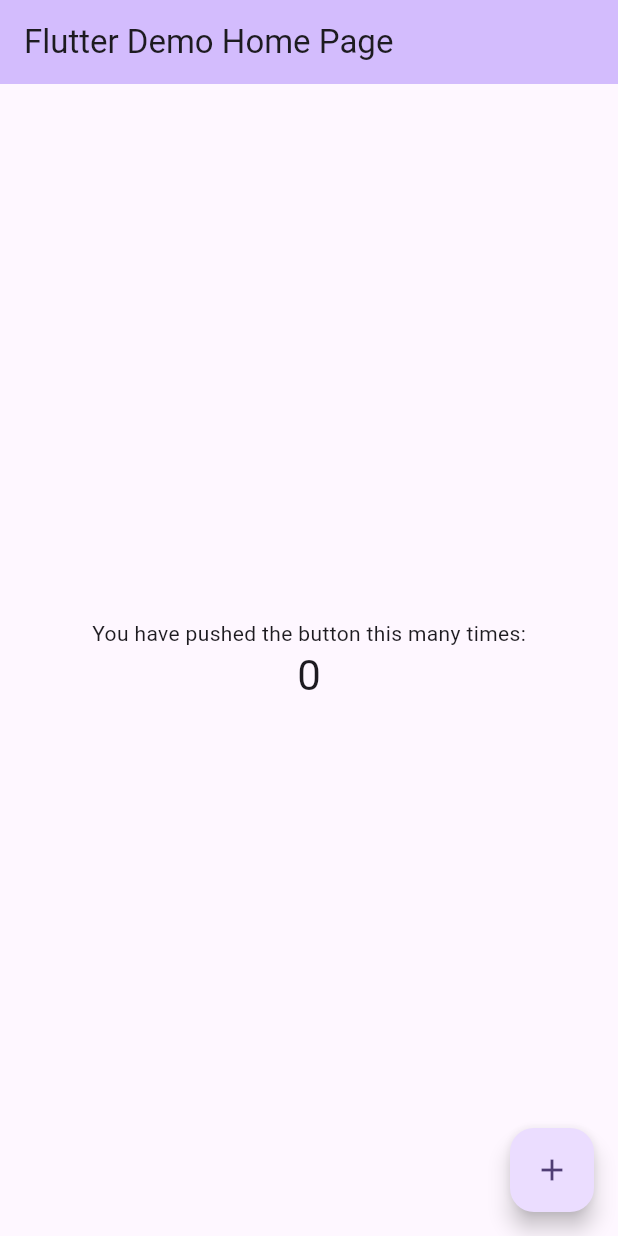
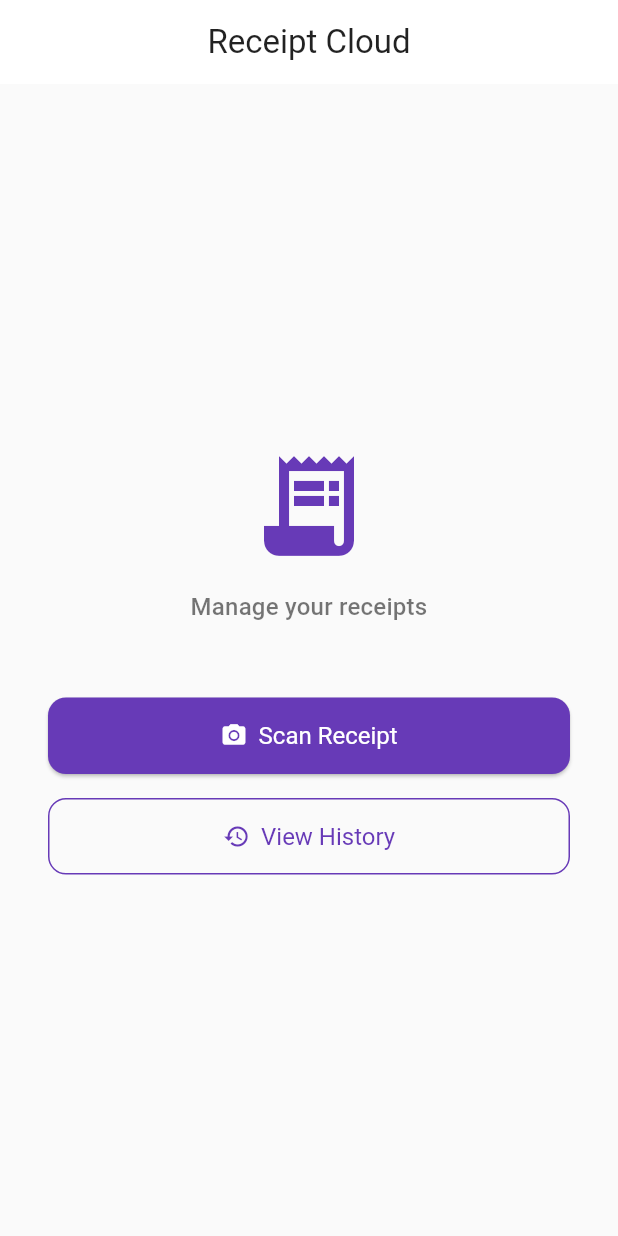
Before and after one commit to danielDanielq/receipt-cloud, a Flutter app: the screen it shows after launch, on a phone screen of 412 x 824 dp. Run offline on Flutter 3.47's test engine with Material 3 defaults, Android fonts, the phone set to English and light mode, and no system bars; our stand-ins replace cloud_firestore, firebase_core; accounts and stored records are empty.

Commit message:
phase-1: Firebase connected, home screen complete, crash fixed

```diff
--- a/lib/main.dart
+++ b/lib/main.dart
@@ -1,122 +1,29 @@
+import 'package:firebase_core/firebase_core.dart';
 import 'package:flutter/material.dart';
+import 'firebase_options.dart';
+import 'screens/home_screen.dart';
 
-void main() {
-  runApp(const MyApp());
+void main() async {
+  WidgetsFlutterBinding.ensureInitialized();
+  await Firebase.initializeApp(
+    options: DefaultFirebaseOptions.currentPlatform,
+  );
+  runApp(const ReceiptCloudApp());
 }
 
-class MyApp extends StatelessWidget {
-  const MyApp({super.key});
+class ReceiptCloudApp extends StatelessWidget {
+  const ReceiptCloudApp({super.key});
 
-  // This widget is the root of your application.
   @override
   Widget build(BuildContext context) {
     return MaterialApp(
-      title: 'Flutter Demo',
+      title: 'Receipt Cloud',
+      debugShowCheckedModeBanner: false,
       theme: ThemeData(
-        // This is the theme of your application.
-        //
-        // TRY THIS: Try running your application with "flutter run". You'll see
-        // the application has a purple toolbar. Then, without quitting the app,
-        // try changing the seedColor in the colorScheme below to Colors.green
-        // and then invoke "hot reload" (save your changes or press the "hot
-        // reload" button in a Flutter-supported IDE, or press "r" if you used
-        // the command line to start the app).
-        //
-        // Notice that the counter didn't reset back to zero; the application
-        // state is not lost during the reload. To reset the state, use hot
-        // restart instead.
-        //
-        // This works for code too, not just values: Most code changes can be
-        // tested with just a hot reload.
-        colorScheme: .fromSeed(seedColor: Colors.deepPurple),
+        colorScheme: ColorScheme.fromSeed(seedColor: Colors.deepPurple),
+        useMaterial3: true,
       ),
-      home: const MyHomePage(title: 'Flutter Demo Home Page'),
+      home: const HomeScreen(),
     );
   }
 }
-
-class MyHomePage extends StatefulWidget {
-  const MyHomePage({super.key, required this.title});
-
-  // This widget is the home page of your application. It is stateful, meaning
-  // that it has a State object (defined below) that contains fields that affect
-  // how it looks.
-
-  // This class is the configuration for the state. It holds the values (in this
-  // case the title) provided by the parent (in this case the App widget) and
-  // used by the build method of the State. Fields in a Widget subclass are
-  // always marked "final".
-
-  final String title;
-
-  @override
-  State<MyHomePage> createState() => _MyHomePageState();
-}
-
-class _MyHomePageState extends State<MyHomePage> {
-  int _counter = 0;
-
-  void _incrementCounter() {
-    setState(() {
-      // This call to setState tells the Flutter framework that something has
-      // changed in this State, which causes it to rerun the build method below
-      // so that the display can reflect the updated values. If we changed
-      // _counter without calling setState(), then the build method would not be
-      // called again, and so nothing would appear to happen.
-      _counter++;
-    });
-  }
-
-  @override
-  Widget build(BuildContext context) {
-    // This method is rerun every time setState is called, for instance as done
-    // by the _incrementCounter method above.
-    //
-    // The Flutter framework has been optimized to make rerunning build methods
-    // fast, so that you can just rebuild anything that needs updating rather
-    // than having to individually change instances of widgets.
-    return Scaffold(
-      appBar: AppBar(
-        // TRY THIS: Try changing the color here to a specific color (to
-        // Colors.amber, perhaps?) and trigger a hot reload to see the AppBar
-        // change color while the other colors stay the same.
-        backgroundColor: Theme.of(context).colorScheme.inversePrimary,
-        // Here we take the value from the MyHomePage object that was created by
-        // the App.build method, and use it to set our appbar title.
-        title: Text(widget.title),
-      ),
-      body: Center(
-        // Center is a layout widget. It takes a single child and positions it
-        // in the middle of the parent.
-        child: Column(
-          // Column is also a layout widget. It takes a list of children and
-          // arranges them vertically. By default, it sizes itself to fit its
-          // children horizontally, and tries to be as tall as its parent.
-          //
-          // Column has various properties to control how it sizes itself and
-          // how it positions its children. Here we use mainAxisAlignment to
-          // center the children vertically; the main axis here is the vertical
-          // axis because Columns are vertical (the cross axis would be
-          // horizontal).
-          //
-          // TRY THIS: Invoke "debug painting" (choose the "Toggle Debug Paint"
-          // action in the IDE, or press "p" in the console), to see the
-          // wireframe for each widget.
-          mainAxisAlignment: .center,
-          children: [
-            const Text('You have pushed the button this many times:'),
-            Text(
-              '$_counter',
-              style: Theme.of(context).textTheme.headlineMedium,
-            ),
-          ],
-        ),
-      ),
-      floatingActionButton: FloatingActionButton(
-        onPressed: _incrementCounter,
-        tooltip: 'Increment',
-        child: const Icon(Icons.add),
-      ),
-    );
-  }
-}
--- /dev/null
+++ b/lib/models/receipt.dart
@@ -0,0 +1,49 @@
+import 'package:cloud_firestore/cloud_firestore.dart';
+
+class Receipt {
+  final String id;
+  final String vendor;
+  final DateTime date;
+  final double total;
+  final List<String> items;
+  final String imageUrl;
+  final String userId;
+  final DateTime createdAt;
+
+  Receipt({
+    required this.id,
+    required this.vendor,
+    required this.date,
+    required this.total,
+    required this.items,
+    required this.imageUrl,
+    required this.userId,
+    required this.createdAt,
+  });
+
+  factory Receipt.fromFirestore(DocumentSnapshot doc) {
+    final data = doc.data() as Map<String, dynamic>;
+    return Receipt(
+      id: doc.id,
+      vendor: data['vendor'] as String,
+      date: (data['date'] as Timestamp).toDate(),
+      total: (data['total'] as num).toDouble(),
+      items: List<String>.from(data['items'] as List),
+      imageUrl: data['imageUrl'] as String,
+      userId: data['userId'] as String,
+      createdAt: (data['createdAt'] as Timestamp).toDate(),
+    );
+  }
+
+  Map<String, dynamic> toMap() {
+    return {
+      'vendor': vendor,
+      'date': Timestamp.fromDate(date),
+      'total': total,
+      'items': items,
+      'imageUrl': imageUrl,
+      'userId': userId,
+      'createdAt': Timestamp.fromDate(createdAt),
+    };
+  }
+}
--- /dev/null
+++ b/lib/screens/home_screen.dart
@@ -0,0 +1,81 @@
+import 'package:flutter/material.dart';
+
+class HomeScreen extends StatelessWidget {
+  const HomeScreen({super.key});
+
+  @override
+  Widget build(BuildContext context) {
+    return Scaffold(
+      backgroundColor: Colors.grey[50],
+      appBar: AppBar(
+        title: const Text('Receipt Cloud'),
+        centerTitle: true,
+        backgroundColor: Colors.white,
+        foregroundColor: Colors.black87,
+        elevation: 0,
+      ),
+      body: Padding(
+        padding: const EdgeInsets.symmetric(horizontal: 32.0),
+        child: Column(
+          mainAxisAlignment: MainAxisAlignment.center,
+          crossAxisAlignment: CrossAxisAlignment.stretch,
+          children: [
+            const Icon(
+              Icons.receipt_long,
+              size: 80,
+              color: Colors.deepPurple,
+            ),
+            const SizedBox(height: 16),
+            Text(
+              'Manage your receipts',
+              textAlign: TextAlign.center,
+              style: Theme.of(context).textTheme.titleMedium?.copyWith(
+                    color: Colors.black54,
+                  ),
+            ),
+            const SizedBox(height: 48),
+            ElevatedButton.icon(
+              onPressed: () {
+                // TODO: navigate to ScanScreen (Phase 2)
+                ScaffoldMessenger.of(context).showSnackBar(
+                  const SnackBar(content: Text('Scan Receipt — coming in Phase 2')),
+                );
+              },
+              icon: const Icon(Icons.camera_alt),
+              label: const Text('Scan Receipt'),
+              style: ElevatedButton.styleFrom(
+                backgroundColor: Colors.deepPurple,
+                foregroundColor: Colors.white,
+                padding: const EdgeInsets.symmetric(vertical: 16),
+                textStyle: const TextStyle(fontSize: 16),
+                shape: RoundedRectangleBorder(
+                  borderRadius: BorderRadius.circular(12),
+                ),
+              ),
+            ),
+            const SizedBox(height: 16),
+            OutlinedButton.icon(
+              onPressed: () {
+                // TODO: navigate to HistoryScreen (Phase 2)
+                ScaffoldMessenger.of(context).showSnackBar(
+                  const SnackBar(content: Text('View History — coming in Phase 2')),
+                );
+              },
+              icon: const Icon(Icons.history),
+              label: const Text('View History'),
+              style: OutlinedButton.styleFrom(
+                foregroundColor: Colors.deepPurple,
+                side: const BorderSide(color: Colors.deepPurple),
+                padding: const EdgeInsets.symmetric(vertical: 16),
+                textStyle: const TextStyle(fontSize: 16),
+                shape: RoundedRectangleBorder(
+                  borderRadius: BorderRadius.circular(12),
+                ),
+              ),
+            ),
+          ],
+        ),
+      ),
+    );
+  }
+}
--- a/pubspec.yaml
+++ b/pubspec.yaml
@@ -34,6 +34,10 @@ dependencies:
   # The following adds the Cupertino Icons font to your application.
   # Use with the CupertinoIcons class for iOS style icons.
   cupertino_icons: ^1.0.8
+  firebase_core: ^3.0.0
+  firebase_auth: ^5.0.0
+  cloud_firestore: ^5.0.0
+  provider: ^6.1.0
 
 dev_dependencies:
   flutter_test:
```
Also changed, not shown: firebase.json (added), lib/firebase_options.dart (added), pubspec.lock, 5 other files.
